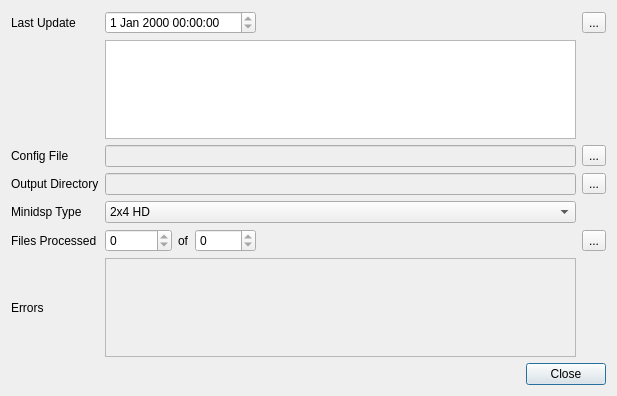
Before: the Qt Designer form src/main/python/ui/minidsp.ui in 3ll3d00d/beqdesigner, drawn with Qt 5.
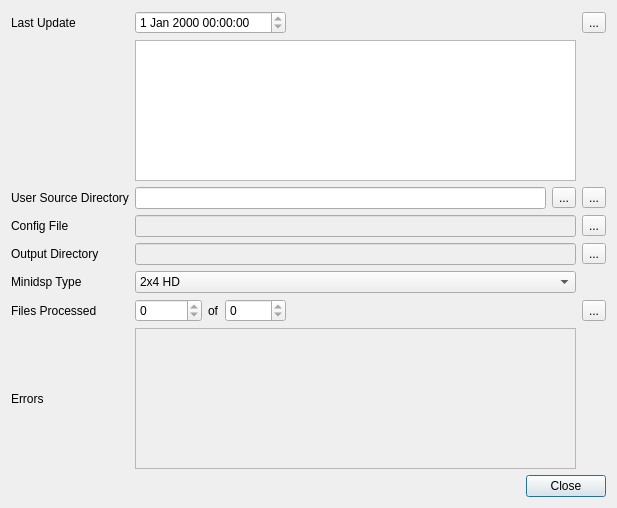
After: the same form once the commit is applied.

Commit message: allow user to specify their own beq file directory #273

```diff
--- a/src/main/python/ui/minidsp.ui
+++ b/src/main/python/ui/minidsp.ui
@@ -7,7 +7,7 @@
     <x>0</x>
     <y>0</y>
     <width>617</width>
-    <height>396</height>
+    <height>508</height>
    </rect>
   </property>
   <property name="windowTitle">
@@ -25,71 +25,78 @@
     </widget>
    </item>
    <item row="0" column="0">
-    <layout class="QGridLayout" name="innerLayout" rowstretch="0,0,0,0,0,0,0" columnstretch="0,0,0,0,0,0">
+    <layout class="QGridLayout" name="innerLayout" rowstretch="0,0,0,0,0,0,0,0" columnstretch="0,0,0,0,0,0">
+     <item row="6" column="1">
+      <widget class="QSpinBox" name="filesProcessed">
+       <property name="readOnly">
+        <bool>true</bool>
+       </property>
+       <property name="maximum">
+        <number>100000</number>
+       </property>
+      </widget>
+     </item>
      <item row="5" column="0">
-      <widget class="QLabel" name="filesProcessedLabel">
+      <widget class="QLabel" name="minidspTypeLabel">
        <property name="text">
-        <string>Files Processed</string>
+        <string>Minidsp Type</string>
        </property>
       </widget>
      </item>
-     <item row="0" column="5">
-      <widget class="QToolButton" name="refreshGitRepo">
+     <item row="6" column="5">
+      <widget class="QToolButton" name="processFiles">
        <property name="text">
         <string>...</string>
        </property>
       </widget>
      </item>
-     <item row="3" column="1" colspan="4">
-      <widget class="QLineEdit" name="outputDirectory">
-       <property name="enabled">
-        <bool>false</bool>
-       </property>
-       <property name="readOnly">
-        <bool>true</bool>
-       </property>
-      </widget>
-     </item>
-     <item row="3" column="5">
-      <widget class="QToolButton" name="outputDirectoryPicker">
-       <property name="text">
-        <string>...</string>
-       </property>
-      </widget>
-     </item>
-     <item row="2" column="5">
-      <widget class="QToolButton" name="configFilePicker">
-       <property name="text">
-        <string>...</string>
-       </property>
-      </widget>
-     </item>
-     <item row="3" column="0">
+     <item row="4" column="0">
       <widget class="QLabel" name="outputDirectoryLabel">
        <property name="text">
         <string>Output Directory</string>
        </property>
       </widget>
      </item>
-     <item row="0" column="1" colspan="3">
-      <widget class="QDateTimeEdit" name="lastCommitDate">
+     <item row="3" column="1" colspan="4">
+      <widget class="QLineEdit" name="configFile">
+       <property name="enabled">
+        <bool>false</bool>
+       </property>
        <property name="readOnly">
         <bool>true</bool>
        </property>
       </widget>
      </item>
-     <item row="5" column="4">
-      <spacer name="horizontalSpacer">
-       <property name="orientation">
-        <enum>Qt::Horizontal</enum>
+     <item row="6" column="2">
+      <widget class="QLabel" name="ofLabel">
+       <property name="text">
+        <string>of</string>
        </property>
-       <property name="sizeHint" stdset="0">
-        <size>
-         <width>40</width>
-         <height>20</height>
-        </size>
+      </widget>
+     </item>
+     <item row="0" column="4">
+      <widget class="QLabel" name="infoLabel">
+       <property name="text">
+        <string/>
        </property>
-      </spacer>
+      </widget>
+     </item>
+     <item row="2" column="5">
+      <widget class="QToolButton" name="userSourceDirPicker">
+       <property name="text">
+        <string>...</string>
+       </property>
+      </widget>
+     </item>
+     <item row="6" column="3">
+      <widget class="QSpinBox" name="totalFiles">
+       <property name="readOnly">
+        <bool>true</bool>
+       </property>
+       <property name="maximum">
+        <number>10000</number>
+       </property>
+      </widget>
      </item>
      <item row="0" column="0">
       <widget class="QLabel" name="lastUpdateLabel">
@@ -105,55 +112,35 @@
        </property>
       </widget>
      </item>
-     <item row="5" column="1">
-      <widget class="QSpinBox" name="filesProcessed">
-       <property name="readOnly">
-        <bool>true</bool>
-       </property>
-       <property name="maximum">
-        <number>100000</number>
-       </property>
-      </widget>
-     </item>
-     <item row="2" column="1" colspan="4">
-      <widget class="QLineEdit" name="configFile">
-       <property name="enabled">
-        <bool>false</bool>
-       </property>
-       <property name="readOnly">
-        <bool>true</bool>
-       </property>
-      </widget>
-     </item>
-     <item row="0" column="4">
-      <widget class="QLabel" name="infoLabel">
+     <item row="4" column="5">
+      <widget class="QToolButton" name="outputDirectoryPicker">
        <property name="text">
-        <string/>
+        <string>...</string>
        </property>
       </widget>
      </item>
-     <item row="5" column="2">
-      <widget class="QLabel" name="ofLabel">
-       <property name="text">
-        <string>of</string>
-       </property>
-      </widget>
-     </item>
-     <item row="6" column="0">
+     <item row="7" column="0">
       <widget class="QLabel" name="errorsLabel">
        <property name="text">
         <string>Errors</string>
        </property>
       </widget>
      </item>
-     <item row="2" column="0">
+     <item row="3" column="0">
       <widget class="QLabel" name="configFileLabel">
        <property name="text">
         <string>Config File</string>
        </property>
       </widget>
      </item>
-     <item row="4" column="1" colspan="4">
+     <item row="2" column="0">
+      <widget class="QLabel" name="userSourceDirLabel">
+       <property name="text">
+        <string>User Source Directory</string>
+       </property>
+      </widget>
+     </item>
+     <item row="5" column="1" colspan="4">
       <widget class="QComboBox" name="minidspType">
        <item>
         <property name="text">
@@ -172,37 +159,82 @@
        </item>
       </widget>
      </item>
-     <item row="6" column="1" colspan="4">
+     <item row="6" column="0">
+      <widget class="QLabel" name="filesProcessedLabel">
+       <property name="text">
+        <string>Files Processed</string>
+       </property>
+      </widget>
+     </item>
+     <item row="3" column="5">
+      <widget class="QToolButton" name="configFilePicker">
+       <property name="text">
+        <string>...</string>
+       </property>
+      </widget>
+     </item>
+     <item row="0" column="5">
+      <widget class="QToolButton" name="refreshGitRepo">
+       <property name="text">
+        <string>...</string>
+       </property>
+      </widget>
+     </item>
+     <item row="7" column="1" colspan="4">
       <widget class="QListWidget" name="errors">
        <property name="enabled">
         <bool>false</bool>
        </property>
       </widget>
      </item>
-     <item row="5" column="3">
-      <widget class="QSpinBox" name="totalFiles">
-       <property name="readOnly">
-        <bool>true</bool>
+     <item row="6" column="4">
+      <spacer name="horizontalSpacer">
+       <property name="orientation">
+        <enum>Qt::Horizontal</enum>
        </property>
-       <property name="maximum">
-        <number>10000</number>
+       <property name="sizeHint" stdset="0">
+        <size>
+         <width>40</width>
+         <height>20</height>
+        </size>
        </property>
-      </widget>
+      </spacer>
      </item>
-     <item row="4" column="0">
-      <widget class="QLabel" name="minidspTypeLabel">
-       <property name="text">
-        <string>Minidsp Type</string>
+     <item row="0" column="1" colspan="3">
+      <widget class="QDateTimeEdit" name="lastCommitDate">
+       <property name="readOnly">
+        <bool>true</bool>
        </property>
       </widget>
      </item>
-     <item row="5" column="5">
-      <widget class="QToolButton" name="processFiles">
-       <property name="text">
-        <string>...</string>
+     <item row="4" column="1" colspan="4">
+      <widget class="QLineEdit" name="outputDirectory">
+       <property name="enabled">
+        <bool>false</bool>
        </property>
+       <property name="readOnly">
+        <bool>true</bool>
+       </property>
       </widget>
      </item>
+     <item row="2" column="1" colspan="4">
+      <layout class="QHBoxLayout" name="userSourceDirLayout">
+       <item>
+        <widget class="QLineEdit" name="userSourceDir">
+         <property name="readOnly">
+          <bool>true</bool>
+         </property>
+        </widget>
+       </item>
+       <item>
+        <widget class="QToolButton" name="clearUserSourceDir">
+         <property name="text">
+          <string>...</string>
+         </property>
+        </widget>
+       </item>
+      </layout>
+     </item>
     </layout>
    </item>
   </layout>
```
Left out of the diff: 60 changed lines with no effect on the pictures. The commit also changes 3 other files.
